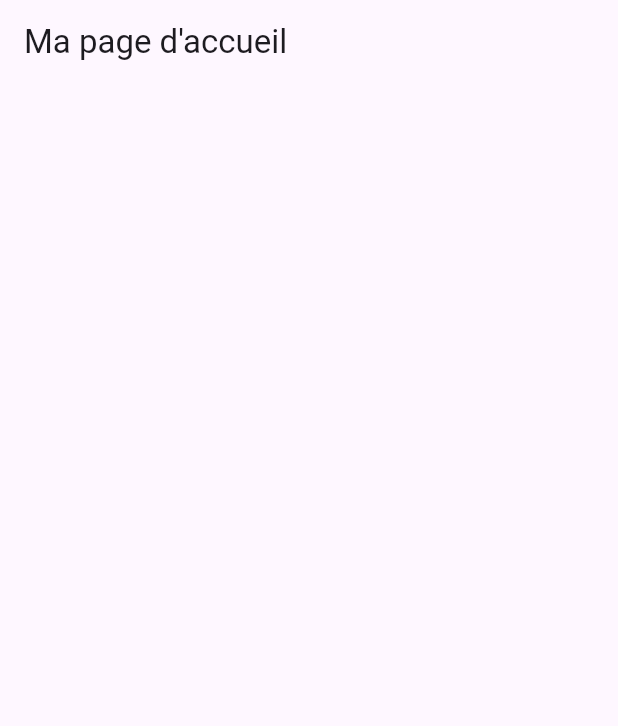
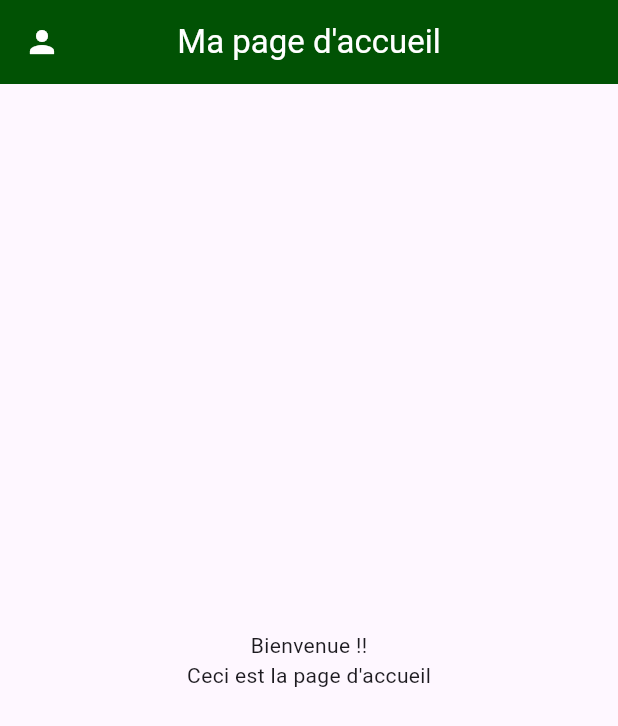
Before and after one commit to antaal/Architecture-Complete-Flutter, a Flutter app: the screen it shows after launch, on a phone screen of 412 x 824 dp. Shown: the top 726 px of the screen. Run offline on Flutter 3.47's test engine with Material 3 defaults, Android fonts, the phone set to English and light mode, and no system bars; our stand-ins replace material_ui.

Commit message:
Personnalisation avancée de l'AppBar (couleurs, centerTitle)

```diff
--- a/lib/pages/page_accueil.dart
+++ b/lib/pages/page_accueil.dart
@@ -7,7 +7,22 @@ class PageAccueil extends StatelessWidget {
   @override
   Widget build(BuildContext context) {
     return Scaffold(
-      appBar: AppBar(title:Text("Ma page d'accueil"),
-      ));
+      appBar: AppBar(
+        backgroundColor: const Color.fromARGB(255, 1, 82, 4),
+        foregroundColor: Colors.white,
+        title:const Text("Ma page d'accueil"),
+        centerTitle: true,
+        leading: Icon(Icons.person),
+      ),
+      body: const Center(
+        child: Column(
+          mainAxisAlignment: MainAxisAlignment.center,
+          children: [
+            Text("Bienvenue !!"),
+            Text("Ceci est la page d'accueil"),
+          ],
+        )
+      ),
+      );
   }
 }
```
